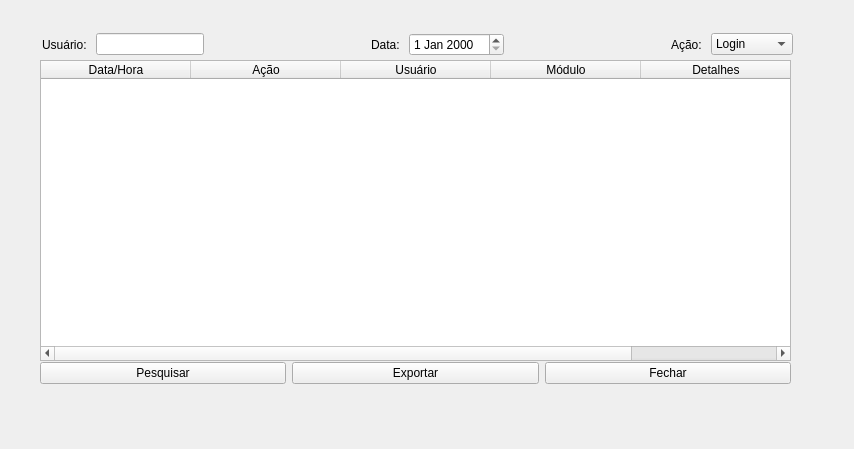
Qt form erp-projeto/logwindow.ui (jaques-lo/erp-projeto) before a commit.
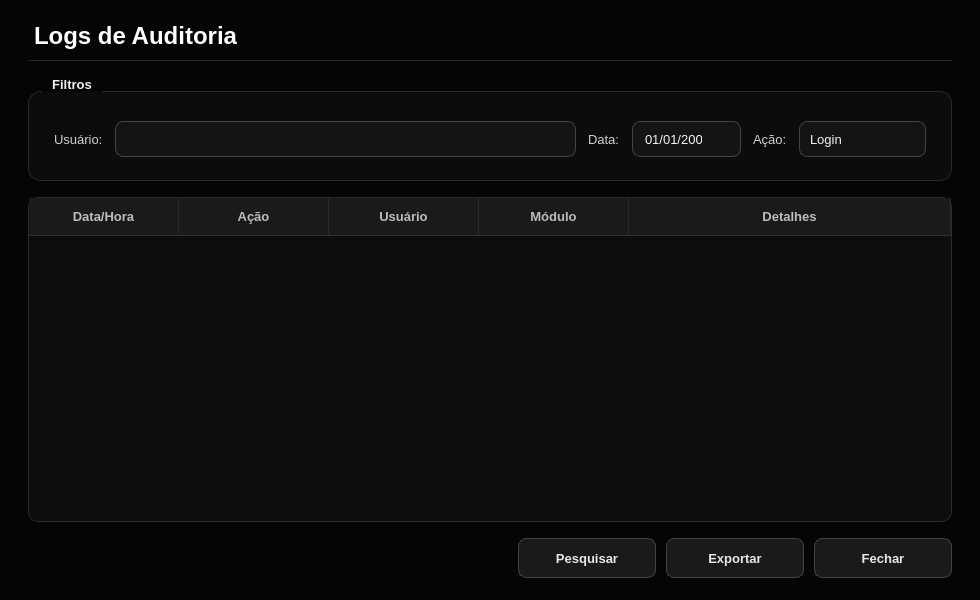
The same form after that commit.

Commit message:
Atualiza fontes do projeto ERP (telas e login, Tela de Sobra) e adiciona logoBG
Arquivos de importância para alterar e rodar na máquina: código (cpp/h/pro), telas (ui), recursos (qrc) e imagem da logoBG.

Patch:
```diff
--- a/erp-projeto/logwindow.ui
+++ b/erp-projeto/logwindow.ui
@@ -6,121 +6,790 @@
    <rect>
     <x>0</x>
     <y>0</y>
-    <width>854</width>
-    <height>449</height>
+    <width>980</width>
+    <height>600</height>
    </rect>
   </property>
+  <property name="minimumSize">
+   <size>
+    <width>784</width>
+    <height>480</height>
+   </size>
+  </property>
   <property name="windowTitle">
    <string>Form</string>
   </property>
-  <widget class="QTableWidget" name="tableWidget">
-   <property name="geometry">
-    <rect>
-     <x>40</x>
-     <y>60</y>
-     <width>751</width>
-     <height>301</height>
-    </rect>
+  <property name="palette">
+   <palette>
+    <active>
+     <colorrole role="WindowText">
+      <brush brushstyle="SolidPattern">
+       <color alpha="255">
+        <red>232</red>
+        <green>232</green>
+        <blue>232</blue>
+       </color>
+      </brush>
+     </colorrole>
+     <colorrole role="Button">
+      <brush brushstyle="SolidPattern">
+       <color alpha="255">
+        <red>26</red>
+        <green>26</green>
+        <blue>26</blue>
+       </color>
+      </brush>
+     </colorrole>
+     <colorrole role="Text">
+      <brush brushstyle="SolidPattern">
+       <color alpha="255">
+        <red>245</red>
+        <green>245</green>
+        <blue>245</blue>
+       </color>
+      </brush>
+     </colorrole>
+     <colorrole role="ButtonText">
+      <brush brushstyle="SolidPattern">
+       <color alpha="255">
+        <red>232</red>
+        <green>232</green>
+        <blue>232</blue>
+       </color>
+      </brush>
+     </colorrole>
+     <colorrole role="Base">
+      <brush brushstyle="SolidPattern">
+       <color alpha="255">
+        <red>20</red>
+        <green>20</green>
+        <blue>20</blue>
+       </color>
+      </brush>
+     </colorrole>
+     <colorrole role="AlternateBase">
+      <brush brushstyle="SolidPattern">
+       <color alpha="255">
+        <red>19</red>
+        <green>19</green>
+        <blue>19</blue>
+       </color>
+      </brush>
+     </colorrole>
+     <colorrole role="Window">
+      <brush brushstyle="SolidPattern">
+       <color alpha="255">
+        <red>5</red>
+        <green>5</green>
+        <blue>5</blue>
+       </color>
+      </brush>
+     </colorrole>
+     <colorrole role="Highlight">
+      <brush brushstyle="SolidPattern">
+       <color alpha="255">
+        <red>119</red>
+        <green>119</green>
+        <blue>119</blue>
+       </color>
+      </brush>
+     </colorrole>
+     <colorrole role="HighlightedText">
+      <brush brushstyle="SolidPattern">
+       <color alpha="255">
+        <red>255</red>
+        <green>255</green>
+        <blue>255</blue>
+       </color>
+      </brush>
+     </colorrole>
+     <colorrole role="PlaceholderText">
+      <brush brushstyle="SolidPattern">
+       <color alpha="255">
+        <red>119</red>
+        <green>119</green>
+        <blue>119</blue>
+       </color>
+      </brush>
+     </colorrole>
+    </active>
+    <inactive>
+     <colorrole role="WindowText">
+      <brush brushstyle="SolidPattern">
+       <color alpha="255">
+        <red>232</red>
+        <green>232</green>
+        <blue>232</blue>
+       </color>
+      </brush>
+     </colorrole>
+     <colorrole role="Button">
+      <brush brushstyle="SolidPattern">
+       <color alpha="255">
+        <red>26</red>
+        <green>26</green>
+        <blue>26</blue>
+       </color>
+      </brush>
+     </colorrole>
+     <colorrole role="Text">
+      <brush brushstyle="SolidPattern">
+       <color alpha="255">
+        <red>245</red>
+        <green>245</green>
+        <blue>245</blue>
+       </color>
+      </brush>
+     </colorrole>
+     <colorrole role="ButtonText">
+      <brush brushstyle="SolidPattern">
+       <color alpha="255">
+        <red>232</red>
+        <green>232</green>
+        <blue>232</blue>
+       </color>
+      </brush>
+     </colorrole>
+     <colorrole role="Base">
+      <brush brushstyle="SolidPattern">
+       <color alpha="255">
+        <red>20</red>
+        <green>20</green>
+        <blue>20</blue>
+       </color>
+      </brush>
+     </colorrole>
+     <colorrole role="AlternateBase">
+      <brush brushstyle="SolidPattern">
+       <color alpha="255">
+        <red>19</red>
+        <green>19</green>
+        <blue>19</blue>
+       </color>
+      </brush>
+     </colorrole>
+     <colorrole role="Window">
+      <brush brushstyle="SolidPattern">
+       <color alpha="255">
+        <red>5</red>
+        <green>5</green>
+        <blue>5</blue>
+       </color>
+      </brush>
+     </colorrole>
+     <colorrole role="Highlight">
+      <brush brushstyle="SolidPattern">
+       <color alpha="255">
+        <red>119</red>
+        <green>119</green>
+        <blue>119</blue>
+       </color>
+      </brush>
+     </colorrole>
+     <colorrole role="HighlightedText">
+      <brush brushstyle="SolidPattern">
+       <color alpha="255">
+        <red>255</red>
+        <green>255</green>
+        <blue>255</blue>
+       </color>
+      </brush>
+     </colorrole>
+     <colorrole role="PlaceholderText">
+      <brush brushstyle="SolidPattern">
+       <color alpha="255">
+        <red>119</red>
+        <green>119</green>
+        <blue>119</blue>
+       </color>
+      </brush>
+     </colorrole>
+    </inactive>
+    <disabled>
+     <colorrole role="WindowText">
+      <brush brushstyle="SolidPattern">
+       <color alpha="255">
+        <red>102</red>
+        <green>102</green>
+        <blue>102</blue>
+       </color>
+      </brush>
+     </colorrole>
+     <colorrole role="Button">
+      <brush brushstyle="SolidPattern">
+       <color alpha="255">
+        <red>26</red>
+        <green>26</green>
+        <blue>26</blue>
+       </color>
+      </brush>
+     </colorrole>
+     <colorrole role="Text">
+      <brush brushstyle="SolidPattern">
+       <color alpha="255">
+        <red>102</red>
+        <green>102</green>
+        <blue>102</blue>
+       </color>
+      </brush>
+     </colorrole>
+     <colorrole role="ButtonText">
+      <brush brushstyle="SolidPattern">
+       <color alpha="255">
+        <red>102</red>
+        <green>102</green>
+        <blue>102</blue>
+       </color>
+      </brush>
+     </colorrole>
+     <colorrole role="Base">
+      <brush brushstyle="SolidPattern">
+       <color alpha="255">
+        <red>20</red>
+        <green>20</green>
+        <blue>20</blue>
+       </color>
+      </brush>
+     </colorrole>
+     <colorrole role="AlternateBase">
+      <brush brushstyle="SolidPattern">
+       <color alpha="255">
+        <red>19</red>
+        <green>19</green>
+        <blue>19</blue>
+       </color>
+      </brush>
+     </colorrole>
+     <colorrole role="Window">
+      <brush brushstyle="SolidPattern">
+       <color alpha="255">
+        <red>5</red>
+        <green>5</green>
+        <blue>5</blue>
+       </color>
+      </brush>
+     </colorrole>
+     <colorrole role="Highlight">
+      <brush brushstyle="SolidPattern">
+       <color alpha="255">
+        <red>119</red>
+        <green>119</green>
+        <blue>119</blue>
+       </color>
+      </brush>
+     </colorrole>
+     <colorrole role="HighlightedText">
+      <brush brushstyle="SolidPattern">
+       <color alpha="255">
+        <red>255</red>
+        <green>255</green>
+        <blue>255</blue>
+       </color>
+      </brush>
+     </colorrole>
+     <colorrole role="PlaceholderText">
+      <brush brushstyle="SolidPattern">
+       <color alpha="255">
+        <red>119</red>
+        <green>119</green>
+        <blue>119</blue>
+       </color>
+      </brush>
+     </colorrole>
+    </disabled>
+   </palette>
+  </property>
+  <property name="styleSheet">
+   <string notr="true">#LogWindow {
+    background-color: #050505;
+}
+
+QWidget {
+    font-family: "Segoe UI", "DejaVu Sans", "Noto Sans", sans-serif;
+    font-size: 10pt;
+}
+
+/* ---------- Textos ---------- */
+QLabel {
+    color: #cfcfcf;
+    background: transparent;
+    font-weight: normal;
+}
+
+QLabel#lblTitulo {
+    color: #ffffff;
+    font-size: 18pt;
+    font-weight: bold;
+    padding-bottom: 10px;
+    border-bottom: 1px solid #262626;
+}
+
+QLabel[role="section"] {
+    color: #ffffff;
+    font-size: 11pt;
+    font-weight: bold;
+}
+
+QLabel[role="hint"] {
+    color: #777777;
+    font-size: 9pt;
+}
+
+QLabel[role="value"] {
+    color: #ffffff;
+    font-weight: bold;
+}
+
+QToolTip {
+    background-color: #1a1a1a;
+    color: #f5f5f5;
+    border: 1px solid #444444;
+    padding: 4px 8px;
+}
+
+/* ---------- Cartões / grupos ---------- */
+QGroupBox {
+    background-color: #0c0c0c;
+    border: 1px solid #2a2a2a;
+    border-radius: 12px;
+    margin-top: 14px;
+    padding: 20px 16px 14px 16px;
+    color: #f2f2f2;
+    font-weight: bold;
+}
+
+QGroupBox::title {
+    subcontrol-origin: margin;
+    subcontrol-position: top left;
+    left: 14px;
+    padding: 0 8px;
+    color: #f2f2f2;
+}
+
+QFrame[variant="card"] {
+    background-color: #0c0c0c;
+    border: 1px solid #2a2a2a;
+    border-radius: 12px;
+}
+
+QFrame#lineSep {
+    background-color: #2a2a2a;
+    border: none;
+}
+
+/* ---------- Campos de entrada ---------- */
+QLineEdit,
+QComboBox,
+QAbstractSpinBox,
+QDateEdit,
+QDateTimeEdit {
+    background-color: #141414;
+    color: #f5f5f5;
+    border: 1px solid #444444;
+    border-radius: 8px;
+    padding: 6px 10px;
+    min-height: 22px;
+    selection-background-color: #777777;
+    selection-color: #ffffff;
+    font-weight: normal;
+}
+
+QLineEdit:hover,
+QComboBox:hover,
+QAbstractSpinBox:hover,
+QDateEdit:hover,
+QDateTimeEdit:hover {
+    border: 1px solid #666666;
+}
+
+QLineEdit:focus,
+QComboBox:focus,
+QAbstractSpinBox:focus,
+QDateEdit:focus,
+QDateTimeEdit:focus {
+    border: 1px solid #d8d8d8;
+    background-color: #181818;
+}
+
+QLineEdit:read-only,
+QAbstractSpinBox:read-only {
+    color: #bdbdbd;
+}
+
+QLineEdit:disabled,
+QComboBox:disabled,
+QAbstractSpinBox:disabled,
+QDateEdit:disabled,
+QDateTimeEdit:disabled {
+    background-color: #0e0e0e;
+    color: #666666;
+    border: 1px solid #2a2a2a;
+}
+
+/* Campo de total (somente leitura, em destaque) */
+QDoubleSpinBox[variant="total"] {
+    font-size: 20pt;
+    font-weight: bold;
+    color: #ffffff;
+    background-color: #0a0a0a;
+    border: 1px solid #333333;
+    padding: 8px 14px;
+    min-height: 36px;
+}
+
+/* ---------- ComboBox / Data ---------- */
+QComboBox {
+    padding-right: 30px;
+}
+
+QComboBox::drop-down,
+QDateEdit::drop-down,
+QDateTimeEdit::drop-down {
+    subcontrol-origin: padding;
+    subcontrol-position: center right;
+    width: 28px;
+    border: none;
+    background: transparent;
+}
+
+QComboBox::down-arrow,
+QDateEdit::down-arrow,
+QDateTimeEdit::down-arrow {
+    image: none;
+    width: 0px;
+    height: 0px;
+    border-left: 5px solid transparent;
+    border-right: 5px solid transparent;
+    border-top: 6px solid #bdbdbd;
+    margin-right: 8px;
+}
+
+QComboBox QAbstractItemView {
+    background-color: #141414;
+    color: #f5f5f5;
+    border: 1px solid #444444;
+    selection-background-color: #2e2e2e;
+    selection-color: #ffffff;
+    outline: 0;
+}
+
+/* ---------- SpinBox com botões ---------- */
+QSpinBox {
+    padding-right: 26px;
+}
+
+QSpinBox::up-button {
+    subcontrol-origin: border;
+    subcontrol-position: top right;
+    width: 22px;
+    border: none;
+    background: transparent;
+}
+
+QSpinBox::down-button {
+    subcontrol-origin: border;
+    subcontrol-position: bottom right;
+    width: 22px;
+    border: none;
+    background: transparent;
+}
+
+QSpinBox::up-arrow {
+    image: none;
+    width: 0px;
+    height: 0px;
+    border-left: 4px solid transparent;
+    border-right: 4px solid transparent;
+    border-bottom: 5px solid #bdbdbd;
+}
+
+QSpinBox::down-arrow {
+    image: none;
+    width: 0px;
+    height: 0px;
+    border-left: 4px solid transparent;
+    border-right: 4px solid transparent;
+    border-top: 5px solid #bdbdbd;
+}
+
+/* ---------- Calendário (popup do QDateEdit) ---------- */
+QCalendarWidget QWidget {
+    background-color: #141414;
+    color: #f5f5f5;
+}
+
+QCalendarWidget QToolButton {
+    background-color: transparent;
+    color: #f5f5f5;
+    border: none;
+    padding: 4px 8px;
+}
+
+QCalendarWidget QAbstractItemView:enabled {
+    background-color: #0d0d0d;
+    color: #f5f5f5;
+    selection-background-color: #f2f2f2;
+    selection-color: #080808;
+}
+
+QCalendarWidget QAbstractItemView:disabled {
+    color: #555555;
+}
+
+/* ---------- CheckBox ---------- */
+QCheckBox {
+    color: #e8e8e8;
+    background: transparent;
+    spacing: 10px;
+    font-weight: normal;
+}
+
+QCheckBox::indicator {
+    width: 18px;
+    height: 18px;
+    border: 1px solid #555555;
+    border-radius: 5px;
+    background-color: #141414;
+}
+
+QCheckBox::indicator:hover {
+    border: 1px solid #999999;
+}
+
+QCheckBox::indicator:checked {
+    background-color: #f2f2f2;
+    border: 1px solid #f2f2f2;
+}
+
+/* ---------- Botões ---------- */
+QPushButton {
+    background-color: #1a1a1a;
+    color: #e8e8e8;
+    border: 1px solid #444444;
+    border-radius: 8px;
+    padding: 8px 22px;
+    min-height: 22px;
+    min-width: 92px;
+    font-weight: bold;
+}
+
+QPushButton:hover {
+    background-color: #262626;
+    border: 1px solid #666666;
+    color: #ffffff;
+}
+
+QPushButton:pressed {
+    background-color: #333333;
+}
+
+QPushButton:disabled {
+    background-color: #111111;
+    color: #555555;
+    border: 1px solid #2a2a2a;
+}
+
+QPushButton[variant="primary"] {
+    background-color: #f2f2f2;
+    color: #080808;
+    border: 1px solid #f2f2f2;
+}
+
+QPushButton[variant="primary"]:hover {
+    background-color: #d2d2d2;
+    border: 1px solid #d2d2d2;
+    color: #080808;
+}
+
+QPushButton[variant="primary"]:pressed {
+    background-color: #aaaaaa;
+    border: 1px solid #aaaaaa;
+}
+
+QPushButton[variant="danger"] {
+    background-color: transparent;
+    color: #ff9494;
+    border: 1px solid #6b2f2f;
+}
+
+QPushButton[variant="danger"]:hover {
+    background-color: #2a1212;
+    color: #ffb4b4;
+    border: 1px solid #a04444;
+}
+
+QPushButton[variant="danger"]:pressed {
+    background-color: #3a1818;
+}
+
+QPushButton[variant="ghost"] {
+    background-color: transparent;
+    color: #bdbdbd;
+    border: 1px solid #333333;
+}
+
+QPushButton[variant="ghost"]:hover {
+    background-color: #1a1a1a;
+    color: #ffffff;
+    border: 1px solid #666666;
+}
+
+/* ---------- Tabelas ---------- */
+QTableWidget,
+QTableView {
+    background-color: #0d0d0d;
+    alternate-background-color: #131313;
+    color: #e8e8e8;
+    gridline-color: #232323;
+    border: 1px solid #2a2a2a;
+    border-radius: 10px;
+    selection-background-color: #2f2f2f;
+    selection-color: #ffffff;
+    outline: 0;
+}
+
+QTableWidget::item,
+QTableView::item {
+    padding: 4px 8px;
+    border: none;
+}
+
+QHeaderView {
+    background-color: transparent;
+}
+
+QHeaderView::section {
+    background-color: #1a1a1a;
+    color: #bdbdbd;
+    padding: 9px 10px;
+    border: none;
+    border-right: 1px solid #2a2a2a;
+    border-bottom: 1px solid #333333;
+    font-weight: bold;
+}
+
+QTableCornerButton::section {
+    background-color: #1a1a1a;
+    border: none;
+}
+
+/* ---------- Barras de rolagem ---------- */
+QScrollBar:vertical {
+    background: transparent;
+    width: 10px;
+    margin: 2px;
+}
+
+QScrollBar::handle:vertical {
+    background: #3a3a3a;
+    border-radius: 3px;
+    min-height: 28px;
+}
+
+QScrollBar::handle:vertical:hover {
+    background: #5a5a5a;
+}
+
+QScrollBar:horizontal {
+    background: transparent;
+    height: 10px;
+    margin: 2px;
+}
+
+QScrollBar::handle:horizontal {
+    background: #3a3a3a;
+    border-radius: 3px;
+    min-width: 28px;
+}
+
+QScrollBar::handle:horizontal:hover {
+    background: #5a5a5a;
+}
+
+QScrollBar::add-line,
+QScrollBar::sub-line {
+    width: 0px;
+    height: 0px;
+}
+
+QScrollBar::add-page,
+QScrollBar::sub-page {
+    background: transparent;
+}
+
+/* ---------- Caixas de diálogo abertas a partir da tela ---------- */
+QMessageBox,
+QDialog {
+    background-color: #0d0d0d;
+}
+
+QMessageBox QLabel {
+    color: #f0f0f0;
+}</string>
+  </property>
+  <layout class="QVBoxLayout" name="rootLayout">
+   <property name="spacing">
+    <number>16</number>
    </property>
-   <attribute name="horizontalHeaderDefaultSectionSize">
-    <number>150</number>
-   </attribute>
-   <column>
-    <property name="text">
-     <string>Data/Hora</string>
-    </property>
-   </column>
-   <column>
-    <property name="text">
-     <string>Ação</string>
-    </property>
-   </column>
-   <column>
-    <property name="text">
-     <string>Usuário</string>
-    </property>
-   </column>
-   <column>
-    <property name="text">
-     <string>Módulo</string>
-    </property>
-   </column>
-   <column>
-    <property name="text">
-     <string>Detalhes</string>
-    </property>
-   </column>
-  </widget>
-  <widget class="QWidget" name="">
-   <property name="geometry">
-    <rect>
-     <x>42</x>
-     <y>30</y>
-     <width>751</width>
-     <height>29</height>
-    </rect>
+   <property name="leftMargin">
+    <number>28</number>
    </property>
-   <layout class="QHBoxLayout" name="horizontalLayout_4">
-    <item>
-     <layout class="QHBoxLayout" name="horizontalLayout">
+   <property name="topMargin">
+    <number>22</number>
+   </property>
+   <property name="rightMargin">
+    <number>28</number>
+   </property>
+   <property name="bottomMargin">
+    <number>22</number>
+   </property>
+   <item>
+    <widget class="QLabel" name="lblTitulo">
+     <property name="text">
+      <string>Logs de Auditoria</string>
+     </property>
+    </widget>
+   </item>
+   <item>
+    <widget class="QGroupBox" name="grpFiltros">
+     <property name="title">
+      <string>Filtros</string>
+     </property>
+     <layout class="QHBoxLayout" name="lay_1">
+      <property name="spacing">
+       <number>12</number>
+      </property>
       <item>
        <widget class="QLabel" name="label">
         <property name="text">
-         <string>Usuário: </string>
+         <string>Usuário:</string>
         </property>
        </widget>
       </item>
       <item>
-       <widget class="QLineEdit" name="lineEdit"/>
+       <widget class="QLineEdit" name="lineEdit" />
       </item>
-     </layout>
-    </item>
-    <item>
-     <spacer name="horizontalSpacer">
-      <property name="orientation">
-       <enum>Qt::Orientation::Horizontal</enum>
-      </property>
-      <property name="sizeHint" stdset="0">
-       <size>
-        <width>118</width>
-        <height>20</height>
-       </size>
-      </property>
-     </spacer>
-    </item>
-    <item>
-     <layout class="QHBoxLayout" name="horizontalLayout_2">
       <item>
        <widget class="QLabel" name="label_2">
         <property name="text">
-         <string>Data: </string>
+         <string>Data:</string>
         </property>
        </widget>
       </item>
       <item>
-       <widget class="QDateEdit" name="dateEdit"/>
+       <widget class="QDateEdit" name="dateEdit">
+        <property name="displayFormat">
+         <string>dd/MM/yyyy</string>
+        </property>
+        <property name="calendarPopup">
+         <bool>true</bool>
+        </property>
+       </widget>
       </item>
-     </layout>
-    </item>
-    <item>
-     <spacer name="horizontalSpacer_2">
-      <property name="orientation">
-       <enum>Qt::Orientation::Horizontal</enum>
-      </property>
-      <property name="sizeHint" stdset="0">
-       <size>
-        <width>40</width>
-        <height>20</height>
-       </size>
-      </property>
-     </spacer>
-    </item>
-    <item>
-     <layout class="QHBoxLayout" name="horizontalLayout_3">
       <item>
        <widget class="QLabel" name="label_3">
         <property name="text">
-         <string>Ação: </string>
+         <string>Ação:</string>
         </property>
        </widget>
       </item>
@@ -149,42 +818,124 @@
        </widget>
       </item>
      </layout>
-    </item>
-   </layout>
-  </widget>
-  <widget class="QWidget" name="">
-   <property name="geometry">
-    <rect>
-     <x>40</x>
-     <y>360</y>
-     <width>751</width>
-     <height>26</height>
-    </rect>
-   </property>
-   <layout class="QHBoxLayout" name="horizontalLayout_5">
-    <item>
-     <widget class="QPushButton" name="pushButton">
+    </widget>
+   </item>
+   <item>
+    <widget class="QTableWidget" name="tableWidget">
+     <property name="alternatingRowColors">
+      <bool>true</bool>
+     </property>
+     <property name="selectionBehavior">
+      <enum>QAbstractItemView::SelectRows</enum>
+     </property>
+     <property name="showGrid">
+      <bool>false</bool>
+     </property>
+     <attribute name="horizontalHeaderDefaultSectionSize">
+      <number>150</number>
+     </attribute>
+     <attribute name="horizontalHeaderStretchLastSection">
+      <bool>true</bool>
+     </attribute>
+     <attribute name="verticalHeaderVisible">
+      <bool>false</bool>
+     </attribute>
+     <column>
       <property name="text">
-       <string>Pesquisar</string>
+       <string>Data/Hora</string>
       </property>
-     </widget>
-    </item>
-    <item>
-     <widget class="QPushButton" name="pushButton_2">
+     </column>
+     <column>
       <property name="text">
-       <string>Exportar</string>
+       <string>Ação</string>
       </property>
-     </widget>
-    </item>
-    <item>
-     <widget class="QPushButton" name="pushButton_3">
+     </column>
+     <column>
       <property name="text">
-       <string>Fechar</string>
+       <string>Usuário</string>
       </property>
-     </widget>
-    </item>
-   </layout>
-  </widget>
+     </column>
+     <column>
+      <property name="text">
+       <string>Módulo</string>
+      </property>
+     </column>
+     <column>
+      <property name="text">
+       <string>Detalhes</string>
+      </property>
+     </column>
+    </widget>
+   </item>
+   <item>
+    <layout class="QHBoxLayout" name="lay_3">
+     <property name="spacing">
+      <number>10</number>
+     </property>
+     <property name="leftMargin">
+      <number>0</number>
+     </property>
+     <property name="topMargin">
+      <number>0</number>
+     </property>
+     <property name="rightMargin">
+      <number>0</number>
+     </property>
+     <property name="bottomMargin">
+      <number>0</number>
+     </property>
+     <item>
+      <spacer name="spacer_2">
+       <property name="orientation">
+        <enum>Qt::Horizontal</enum>
+       </property>
+       <property name="sizeHint" stdset="0">
+        <size>
+         <width>40</width>
+         <height>20</height>
+        </size>
+       </property>
+      </spacer>
+     </item>
+     <item>
+      <widget class="QPushButton" name="pushButton">
+       <property name="text">
+        <string>Pesquisar</string>
+       </property>
+       <property name="variant" stdset="0">
+        <string>primary</string>
+       </property>
+       <property name="cursor">
+        <cursorShape>PointingHandCursor</cursorShape>
+       </property>
+      </widget>
+     </item>
+     <item>
+      <widget class="QPushButton" name="pushButton_2">
+       <property name="text">
+        <string>Exportar</string>
+       </property>
+       <property name="cursor">
+        <cursorShape>PointingHandCursor</cursorShape>
+       </property>
+      </widget>
+     </item>
+     <item>
+      <widget class="QPushButton" name="pushButton_3">
+       <property name="text">
+        <string>Fechar</string>
+       </property>
+       <property name="variant" stdset="0">
+        <string>ghost</string>
+       </property>
+       <property name="cursor">
+        <cursorShape>PointingHandCursor</cursorShape>
+       </property>
+      </widget>
+     </item>
+    </layout>
+   </item>
+  </layout>
  </widget>
  <resources/>
  <connections>
```
Left out of the diff: 14 changed lines with no effect on the pictures. The commit also changes 23 other files.
